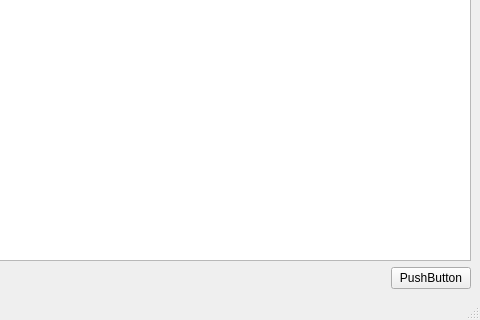
Above: form.ui from shekshuev/pyside-events-schedule before the change; both pictures show x 320 to 800 and y 280 to 600 of the 800 by 600 pixel window. Below: the same form after it.
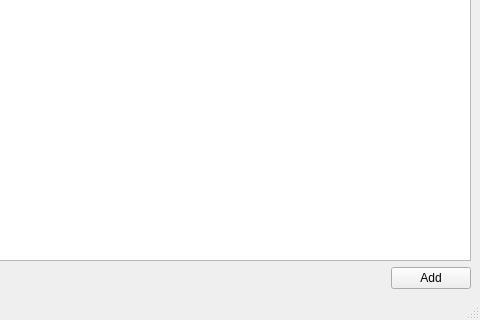
That is the form after the change.

Diff of the .ui file:
```diff
--- a/form.ui
+++ b/form.ui
@@ -38,7 +38,7 @@
         <item>
          <widget class="QPushButton" name="pushButton">
           <property name="text">
-           <string>PushButton</string>
+           <string>Add</string>
           </property>
          </widget>
         </item>
```
Left out of the diff: 19 changed lines with no effect on the pictures.
